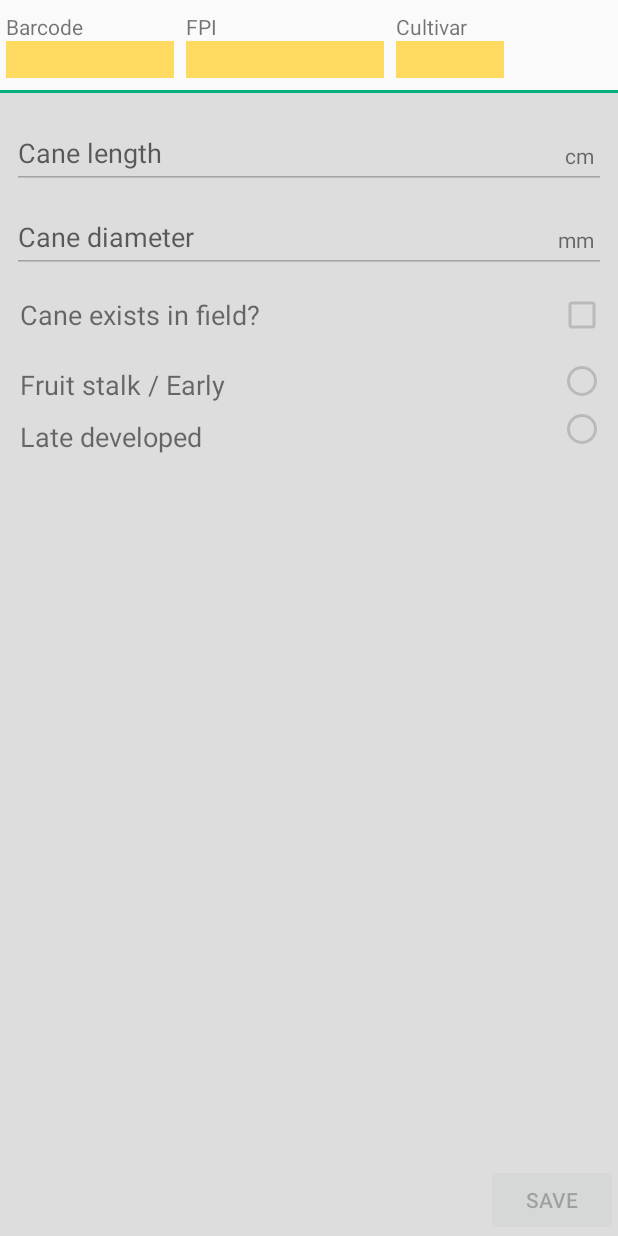
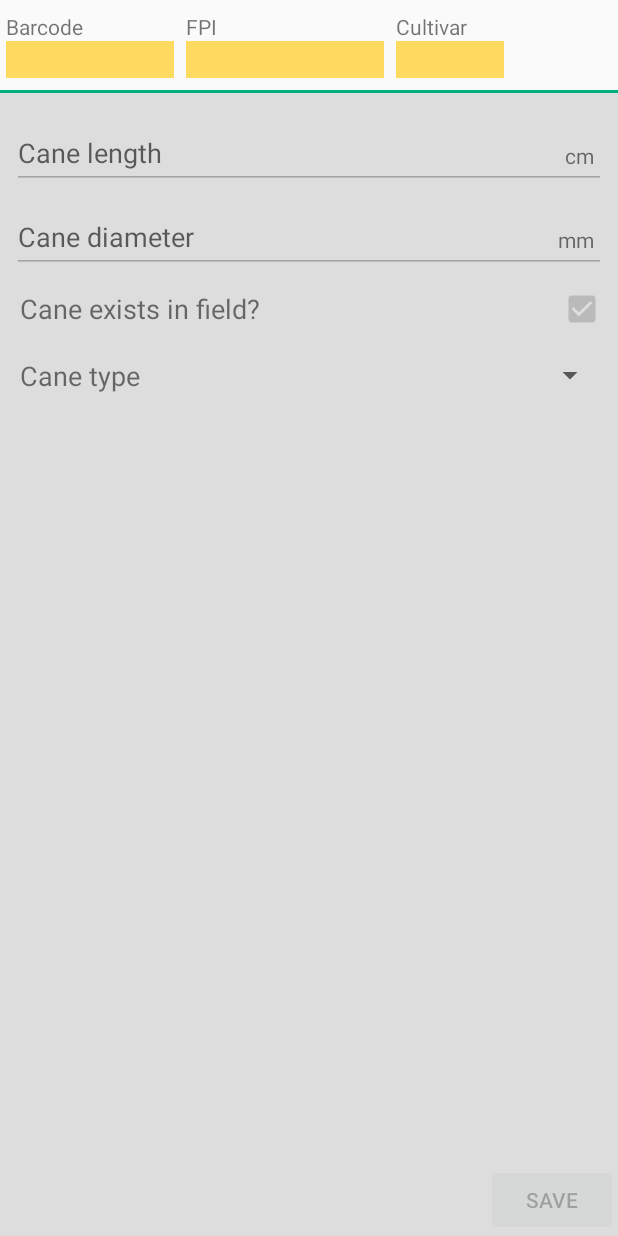
Before and after one commit to patricksnelgar/RootstockApp, an Android app: the layout cane_details_layout.xml on its own in the app's theme, with its tools: preview values and no code run, on a phone screen of 412 x 824 dp. Run offline under Robolectric (Android 15) with nearby library versions, the phone set to English and light mode, and no system bars.

Commit message:
Fixed issue with spinner being hidden on enabling the form. Added BB flowering form. moved dialogs to separate package.

```diff
--- a/app/src/main/res/layout/cane_info_fragment_layout.xml
+++ b/app/src/main/res/layout/cane_details_layout.xml
@@ -92,7 +92,7 @@
             android:layout_below="@+id/cane_diameter_holder"
             android:paddingBottom="8dp"
             android:paddingStart="5dp"
-            android:paddingTop="16dp">
+            android:paddingTop="8dp">
 
             <android.support.v7.widget.AppCompatCheckBox
                 android:id="@+id/cane_exists"
@@ -100,14 +100,14 @@
                 android:layout_height="wrap_content"
                 android:layout_alignParentEnd="true"
                 android:layout_centerVertical="true"
-                android:enabled="false" />
+                android:enabled="false"
+                android:checked="true" />
 
             <android.support.v7.widget.AppCompatTextView
                 android:id="@+id/cane_exists_label"
                 android:layout_width="wrap_content"
                 android:layout_height="wrap_content"
                 android:layout_centerVertical="true"
-                android:layout_weight="1"
                 android:text="Cane exists in field?"
                 android:textSize="18sp" />
         </RelativeLayout>
@@ -116,8 +116,12 @@
             android:id="@+id/cane_development_holder"
             android:layout_width="match_parent"
             android:layout_height="wrap_content"
-            android:layout_below="@+id/cane_exists_holder">
+            android:layout_below="@+id/cane_exists_holder"
+            android:paddingBottom="8dp"
+            android:paddingStart="5dp"
+            android:paddingTop="8dp">
 
+            <!--
             <RadioGroup
                 android:id="@+id/radio_group_early_or_late"
                 android:layout_width="wrap_content"
@@ -163,6 +167,22 @@
                 android:paddingTop="6dp"
                 android:text="Late developed"
                 android:textSize="18sp" />
+            -->
+
+            <TextView
+                android:layout_width="wrap_content"
+                android:layout_height="wrap_content"
+                android:id="@+id/text_cane_type_label"
+                android:text="Cane type"
+                android:textSize="18sp" />
+
+            <Spinner
+                android:id="@+id/spinner_cane_type"
+                android:layout_width="wrap_content"
+                android:layout_height="wrap_content"
+                android:layout_alignParentEnd="true"
+                android:layout_centerVertical="true"
+                android:entries="@array/cane_type" />
 
         </RelativeLayout>
 
```
